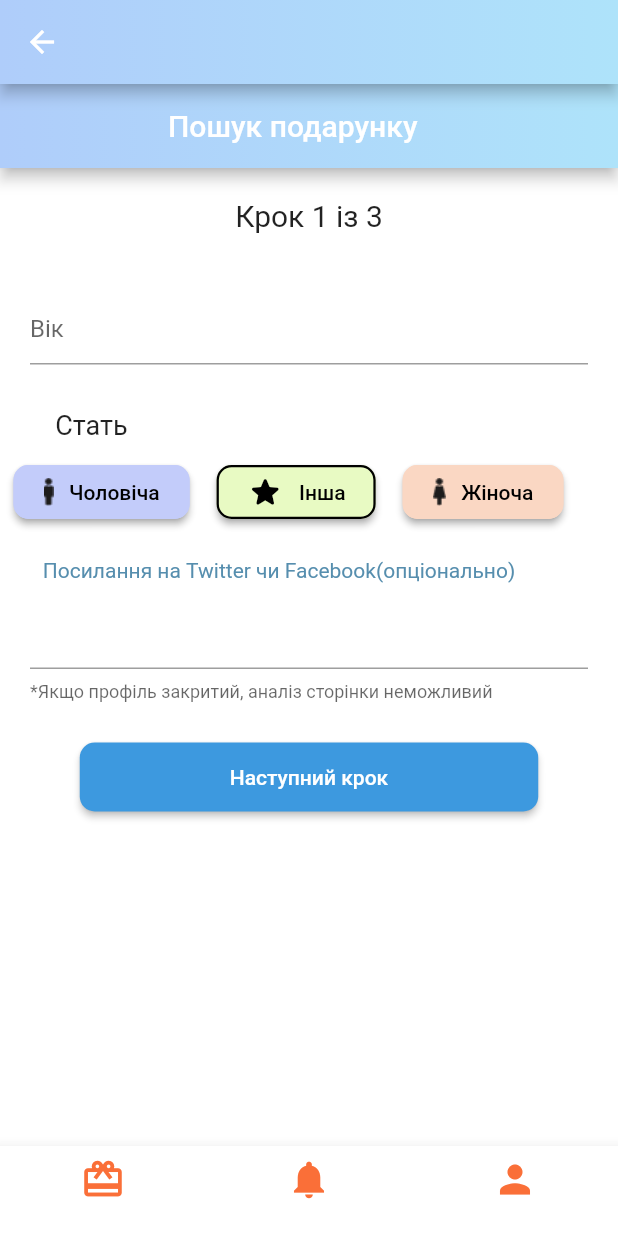
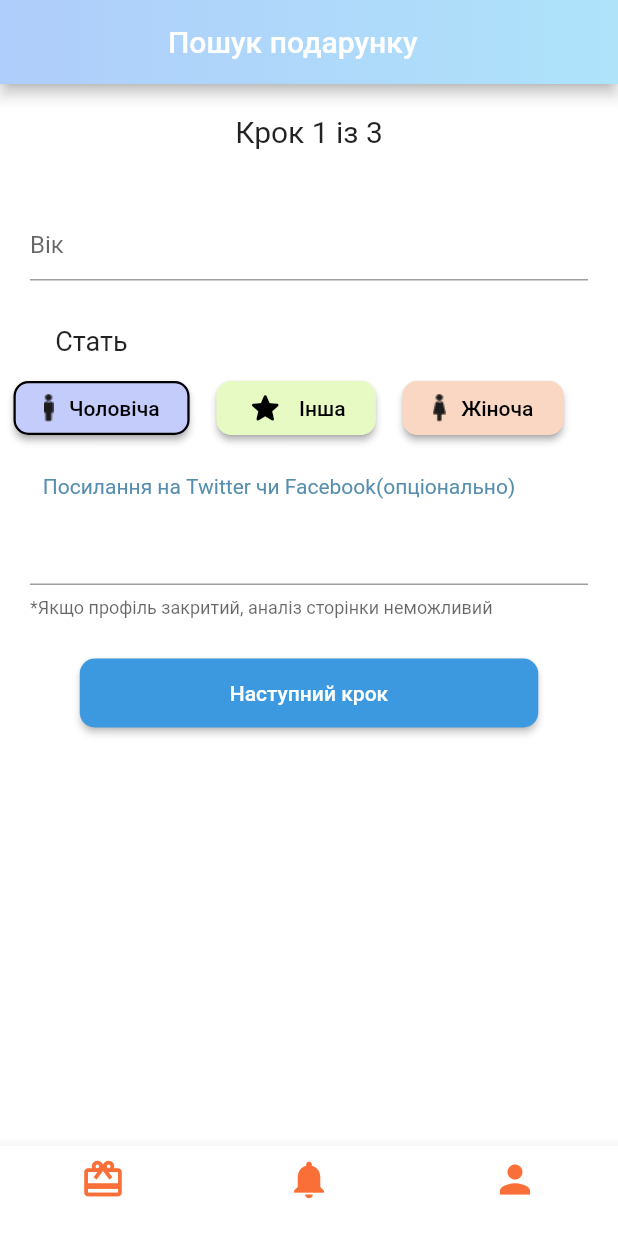
Before and after one commit to mgtippet33/GiftGenerator-mobile, a Flutter app: the firstPage screen opened directly, after a tap on "Чоловіча", on a phone screen of 412 x 824 dp. Run offline on Flutter 3.47's test engine with Material 2 defaults, Android fonts, the phone set to English and light mode, and no system bars; our stand-ins replace firebase_auth, firebase_core, flutter_signin_button, get_storage, google_sign_in, image_picker and 3 more; missing offline and left inert: stripe_payment; accounts and stored records are empty; network calls fail.

Commit message:
Fix visible, bugs

```diff
--- a/lib/pages/authorization/loginPage.dart
+++ b/lib/pages/authorization/loginPage.dart
@@ -227,7 +227,7 @@ class _MyStatefulLoginPageWidgetState extends State<LoginPage> {
                                             type: PageTransitionType.fade,
                                             child: Registration()));
                                   },
-                                  child: const Text('РЕЄСТАРЦІЯ'),
+                                  child: const Text('РЕЄСТРАЦІЯ'),
                                 ),
                               )
                             ],
--- a/lib/pages/search/find.dart
+++ b/lib/pages/search/find.dart
@@ -8,17 +8,6 @@ import 'package:provider/provider.dart';
 class Find extends StatelessWidget {
   @override
   Widget build(BuildContext context) {
-    return Scaffold(
-      backgroundColor:
-          Provider.of<ThemeModel>(context).currentTheme == lightTheme
-              ? Color(0xffffffff)
-              : Color(0xff111323),
-      appBar: NewGradientAppBar(
-        gradient: Provider.of<ThemeModel>(context).currentTheme == lightTheme
-            ? LinearGradient(colors: [Color(0xffAFCDFA), Color(0xffAEE3FA)])
-            : LinearGradient(colors: [Color(0xff234983), Color(0xff4B81C3)]),
-      ),
-      body: firstPage(age: "-1", sex: 1, link: ""),
-    );
+    return  firstPage(age: "-1", sex: 1, link: "");
   }
 }
--- a/lib/pages/search/firstFindPage.dart
+++ b/lib/pages/search/firstFindPage.dart
@@ -84,7 +84,7 @@ class _firstPageState extends State<firstPage> {
                     child:ElevatedButton(
                       style: ElevatedButton.styleFrom(
                         padding: EdgeInsets.symmetric(
-                            horizontal: 20, vertical: 5),
+                            horizontal: Provider.of<ThemeModel>(context).currentTheme == lightTheme ? 20 : 13, vertical: 5),
                         shadowColor: Colors.grey,
                         primary: Provider.of<ThemeModel>(context).currentTheme == lightTheme ? Color(0xffc3ccfa) : Color(0xff151050),
                         shape: RoundedRectangleBorder(
@@ -131,7 +131,7 @@ class _firstPageState extends State<firstPage> {
                     child:ElevatedButton(
                       style: ElevatedButton.styleFrom(
                         padding: EdgeInsets.symmetric(
-                            horizontal: 20, vertical: 5),
+                            horizontal: Provider.of<ThemeModel>(context).currentTheme == lightTheme ? 20 : 18, vertical: 5),
                         shadowColor: Colors.grey,
                         primary: Provider.of<ThemeModel>(context).currentTheme == lightTheme ? Color(0xffe8fac3) : Color(0xff113331),
                         shape: RoundedRectangleBorder(
@@ -179,7 +179,7 @@ class _firstPageState extends State<firstPage> {
                     child:ElevatedButton(
                       style: ElevatedButton.styleFrom(
                         padding: EdgeInsets.symmetric(
-                            horizontal: 20, vertical: 5),
+                            horizontal: Provider.of<ThemeModel>(context).currentTheme == lightTheme ? 20 : 20, vertical: 5),
                         shadowColor: Colors.grey,
                         primary: Provider.of<ThemeModel>(context).currentTheme == lightTheme ? Color(0xfffad7c3) : Color(0xff2E163D),
                         shape: RoundedRectangleBorder(
```
Also changed, not shown: lib/pages/search/resultFindPage.dart (+29 -40 lines).
